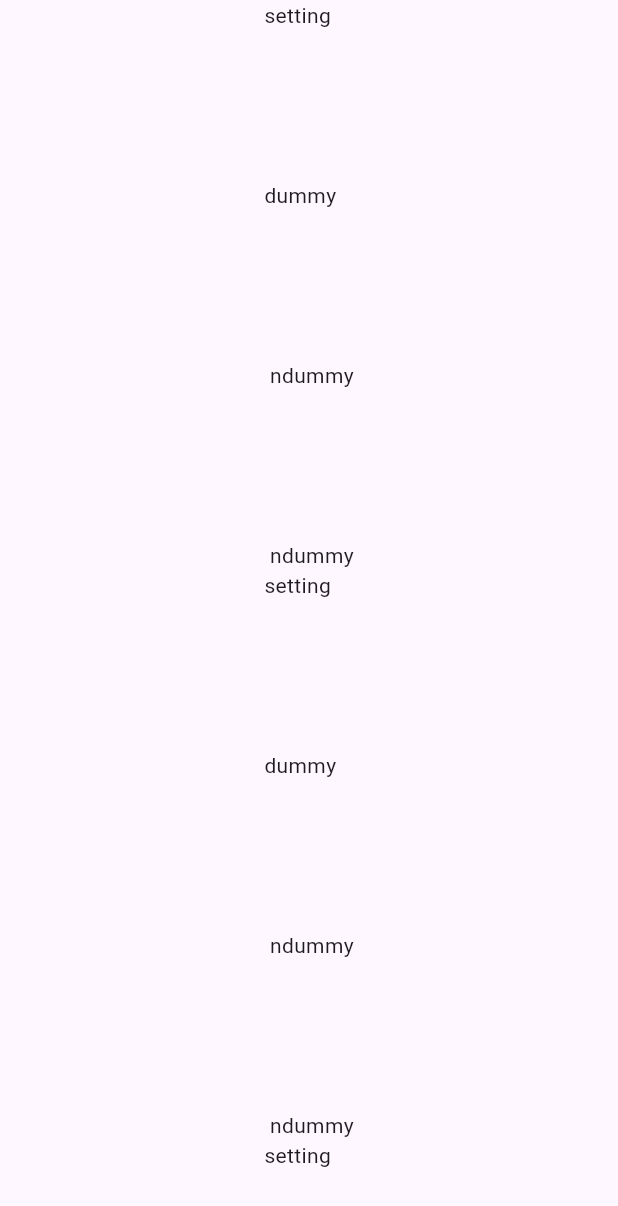
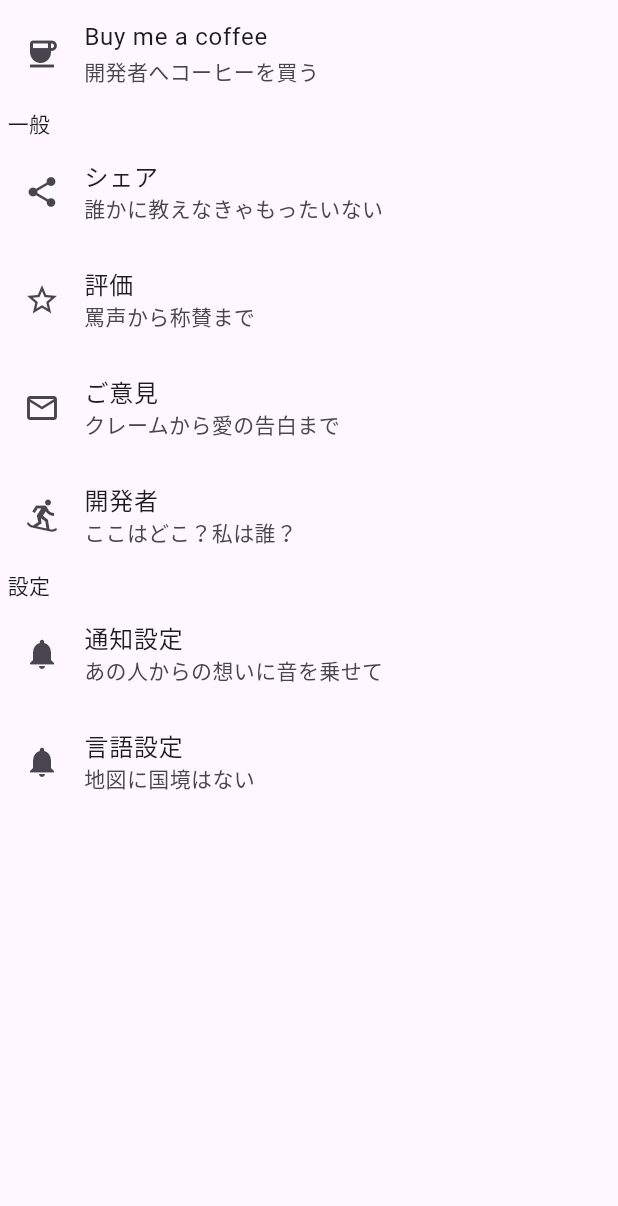
Before and after one commit to hondaya14/dearu-app, a Flutter app: the SettingScreen widget shown alone on an empty page, opened directly, on a phone screen of 412 x 824 dp. Shown: the top 1206 px of the screen. Run offline on Flutter 3.47's test engine with Material 3 defaults, Android fonts, the phone set to English and light mode, and no system bars; our stand-ins replace flutter_riverpod, go_router, logger.

Commit message:
Implement menu screen

```diff
--- a/lib/base/domain/value/screen.dart
+++ b/lib/base/domain/value/screen.dart
@@ -3,5 +3,5 @@ enum Screen {
   postbox,
   letterEdit,
   contacts,
-  setting,
+  menu,
 }
--- a/lib/base/presentation/components/bottom_app_bar.dart
+++ b/lib/base/presentation/components/bottom_app_bar.dart
@@ -16,8 +16,10 @@ Widget bottomAppBar(ScreenService screenService) {
         elevation: 0,
         color: CustomColor.bgBAB,
         shape: const AutomaticNotchedShape(
-          RoundedRectangleBorder(borderRadius: BorderRadius.all(Radius.circular(30.0))),
-          RoundedRectangleBorder(borderRadius: BorderRadius.all(Radius.circular(16.0))),
+          RoundedRectangleBorder(
+              borderRadius: BorderRadius.all(Radius.circular(30.0))),
+          RoundedRectangleBorder(
+              borderRadius: BorderRadius.all(Radius.circular(16.0))),
         ),
         padding: EdgeInsets.zero,
         child: Consumer(
@@ -43,9 +45,9 @@ Widget bottomAppBar(ScreenService screenService) {
                   isSelected: currentScreen == Screen.contacts,
                 ),
                 _bottomAppBarIconButton(
-                  iconData: Icons.settings,
-                  onPressed: () => screenService.moveTo(ref, Screen.setting),
-                  isSelected: currentScreen == Screen.setting,
+                  iconData: Icons.menu,
+                  onPressed: () => screenService.moveTo(ref, Screen.menu),
+                  isSelected: currentScreen == Screen.menu,
                 ),
               ],
             );
@@ -58,7 +60,9 @@ Widget bottomAppBar(ScreenService screenService) {
 
 // BottomAppBarIconButton
 Widget _bottomAppBarIconButton(
-    {required IconData iconData, VoidCallback? onPressed, required bool isSelected}) {
+    {required IconData iconData,
+    VoidCallback? onPressed,
+    required bool isSelected}) {
   return Container(
     decoration: isSelected
         ? BoxDecoration(
@@ -78,5 +82,6 @@ Widget _bottomAppBarIconButton(
 // dummyIconButton for Floating action button on bottomAppBar
 IconButton _dummyIconButton() {
   return const IconButton(
-      icon: Icon(Icons.circle, color: Colors.transparent, size: 0), onPressed: null);
+      icon: Icon(Icons.circle, color: Colors.transparent, size: 0),
+      onPressed: null);
 }
--- a/lib/common/logger.dart
+++ b/lib/common/logger.dart
@@ -6,9 +6,8 @@ final Logger logger = Logger(
     PrettyPrinter(
       noBoxingByDefault: true,
       methodCount: 1,
-      lineLength: 180,
       colors: false,
-      printEmojis: false,
+      printEmojis: true,
     ),
   ),
   output: null,
--- a/lib/setting/presentation/setting_screen.dart
+++ b/lib/setting/presentation/setting_screen.dart
@@ -1,18 +1,82 @@
-import 'package:flutter/cupertino.dart';
+import 'package:flutter/material.dart';
+
+import '../../common/logger.dart';
 
 class SettingScreen extends StatelessWidget {
   const SettingScreen({super.key});
 
   @override
-  Widget build(BuildContext context) {
-    return const SingleChildScrollView(
-      child: Column(
+  Widget build(final BuildContext context) {
+    return SingleChildScrollView(
+      child: ListBody(
         children: [
-          Center(child: Text('setting\n\n\n\n\n\ndummy\n\n\n\n\n\n ndummy\n\n\n\n\n\n ndummy')),
-          Center(child: Text('setting\n\n\n\n\n\ndummy\n\n\n\n\n\n ndummy\n\n\n\n\n\n ndummy')),
-          Center(child: Text('setting\n\n\n\n\n\ndummy\n\n\n\n\n\n ndummy\n\n\n\n\n\n ndummy')),
+          ListTile(
+            leading: const Icon(Icons.coffee),
+            title: const Text('Buy me a coffee'),
+            subtitle: const Text('開発者へコーヒーを買う'),
+            onTap: () {
+              logger.i('tapped share button');
+            },
+          ),
+          header('一般'),
+          ListTile(
+            leading: const Icon(Icons.share),
+            title: const Text('シェア'),
+            subtitle: const Text('誰かに教えなきゃもったいない'),
+            onTap: () {
+              logger.i('tapped share button');
+            },
+          ),
+          ListTile(
+            leading: const Icon(Icons.star_border),
+            title: const Text('評価'),
+            subtitle: const Text('罵声から称賛まで'),
+            onTap: () {
+              logger.i('tapped review button');
+            },
+          ),
+          ListTile(
+            leading: const Icon(Icons.mail_outline),
+            title: const Text('ご意見'),
+            subtitle: const Text('クレームから愛の告白まで'),
+            onTap: () {
+              logger.i('tapped mail button');
+            },
+          ),
+          ListTile(
+            leading: const Icon(Icons.snowboarding_sharp),
+            title: const Text('開発者'),
+            subtitle: const Text('ここはどこ？私は誰？'),
+            onTap: () {
+              logger.i('tapped site button');
+            },
+          ),
+          header('設定'),
+          ListTile(
+            leading: const Icon(Icons.notifications),
+            title: const Text('通知設定'),
+            subtitle: const Text('あの人からの想いに音を乗せて'),
+            onTap: () {
+              logger.i('tapped notification button');
+            },
+          ),
+          ListTile(
+            leading: const Icon(Icons.notifications),
+            title: const Text('言語設定'),
+            subtitle: const Text('地図に国境はない'),
+            onTap: () {
+              logger.i('tapped language button');
+            },
+          ),
         ],
       ),
     );
   }
+
+  Widget header(final String name) {
+    return Container(
+      padding: const EdgeInsets.only(left: 5),
+      child: Text(name),
+    );
+  }
 }
```
Also changed, not shown: lib/base/presentation/base_screen.dart (+11 -1 lines).
